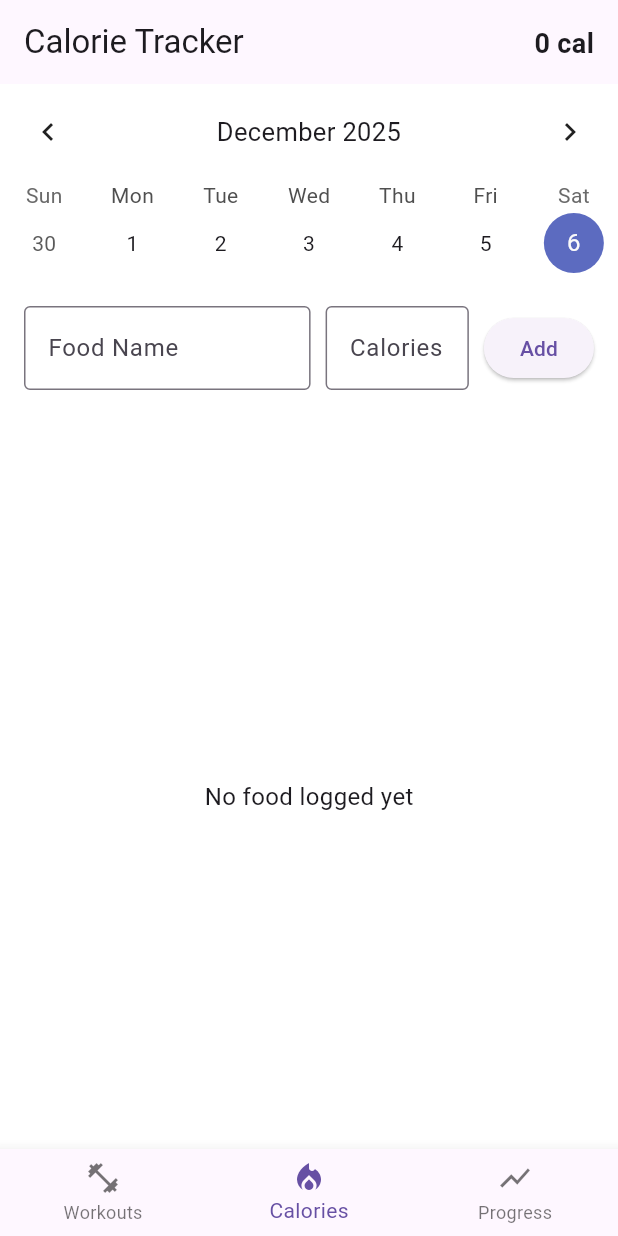
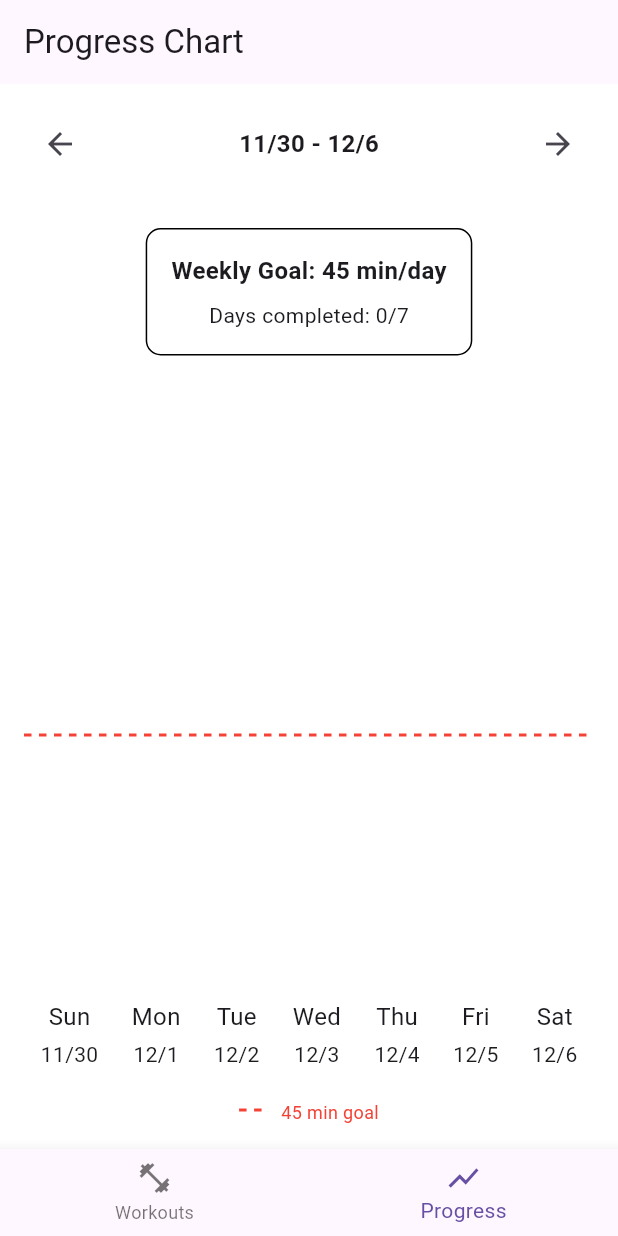
Before and after one commit to vk1hub/Social-Fitness-Tracker, a Flutter app: the screen it shows after launch, swiped to page 2, on a phone screen of 412 x 824 dp. Run offline on Flutter 3.47's test engine with Material 3 defaults, Android fonts, the phone set to English and light mode, and no system bars; drawn by our look-alikes of table_calendar; our stand-ins replace shared_preferences.

Commit message:
Removed calorie screen, preset routines, and local notifications

```diff
--- a/lib/calorie_screen.dart
+++ /dev/null
@@ -1,260 +0,0 @@
-import 'package:flutter/material.dart';
-import 'package:table_calendar/table_calendar.dart';
-import 'package:shared_preferences/shared_preferences.dart';
-
-class CalorieScreen extends StatefulWidget {
-  @override
-  CalorieScreenState createState() => CalorieScreenState();
-}
-
-class CalorieScreenState extends State<CalorieScreen> {
-
-  TextEditingController foodController = TextEditingController();
-  TextEditingController caloriesController = TextEditingController();
-
-  List<Map<String, dynamic>> foods = [];
-
-  // calender state
-  DateTime selectedDate = DateTime.now();
-  DateTime focusedDate = DateTime.now();
-
-  @override
-  void initState() {
-    super.initState();
-    loadFoods();
-  }
-
-  void loadFoods() async {
-    SharedPreferences prefs = await SharedPreferences.getInstance();
-
-    List<String>? foodNames = prefs.getStringList('food_names');
-    List<String>? foodCalories = prefs.getStringList('food_calories');
-    List<String>? foodDates = prefs.getStringList('food_dates');
-
-    if (foodNames == null || foodCalories == null || foodDates == null) {
-      return;
-    }
-
-    // creates the foods list
-    List<Map<String, dynamic>> loadedFoods = [];
-    for (int i = 0; i < foodNames.length; i++) {
-      loadedFoods.add({
-        'name': foodNames[i],
-        'calories': int.parse(foodCalories[i]),
-        'date': DateTime.parse(foodDates[i]),
-      });
-    }
-
-    setState(() {
-      foods = loadedFoods;
-    });
-  }
-
-  void saveFoods() async {
-    SharedPreferences prefs = await SharedPreferences.getInstance();
-
-    List<String> foodNames = [];
-    List<String> foodCalories = [];
-    List<String> foodDates = [];
-
-    for (int i = 0; i < foods.length; i++) {
-      foodNames.add(foods[i]['name']);
-      foodCalories.add(foods[i]['calories'].toString());
-      foodDates.add((foods[i]['date'] as DateTime).toString());
-    }
-    await prefs.setStringList('food_names', foodNames);
-    await prefs.setStringList('food_calories', foodCalories);
-    await prefs.setStringList('food_dates', foodDates);
-  }
-
-  // calculate total calories for selected date
-  int getTotalCalories() {
-    int total = 0;
-    for (int i = 0; i < foods.length; i++) {
-      DateTime foodDate = foods[i]['date'];
-      if (foodDate.year == selectedDate.year &&
-          foodDate.month == selectedDate.month &&
-          foodDate.day == selectedDate.day) {
-        total += foods[i]['calories'] as int;
-      }
-    }
-    return total;
-  }
-
-  // get foods for selected date
-  List<Map<String, dynamic>> getFoodsForSelectedDate() {
-    List<Map<String, dynamic>> todaysFoods = [];
-    for (int i = 0; i < foods.length; i++) {
-      DateTime foodDate = foods[i]['date'];
-      if (foodDate.year == selectedDate.year &&
-          foodDate.month == selectedDate.month &&
-          foodDate.day == selectedDate.day) {
-        todaysFoods.add(foods[i]);
-      }
-    }
-    return todaysFoods;
-  }
-
-  // add food function
-  void addFood() {
-    if (foodController.text.isEmpty || caloriesController.text.isEmpty) {
-      ScaffoldMessenger.of(context).showSnackBar(
-        SnackBar(content: Text('Please fill in all fields')),
-      );
-      return;
-    }
-
-    setState(() {
-      foods.add({
-        'name': foodController.text,
-        'calories': int.parse(caloriesController.text),
-        'date': selectedDate,
-      });
-
-      foodController.clear();
-      caloriesController.clear();
-    });
-    saveFoods();
-  }
-
-  // remove food function
-  void removeFood(int index) {
-    setState(() {
-      Map<String, dynamic> foodToRemove = getFoodsForSelectedDate()[index];
-      foods.remove(foodToRemove);
-    });
-    saveFoods();
-  }
-
-  @override
-  Widget build(BuildContext context) {
-    int totalCalories = getTotalCalories();
-    List<Map<String, dynamic>> todaysFoods = getFoodsForSelectedDate();
-
-    return Scaffold(
-      appBar: AppBar(
-        title: Text('Calorie Tracker'),
-        actions: [
-          Padding(
-            padding: EdgeInsets.all(16),
-            child: Center(
-              child: Text(
-                '$totalCalories cal',
-                style: TextStyle(fontSize: 18, fontWeight: FontWeight.bold),
-              ),
-            ),
-          ),
-        ],
-      ),
-      body: Column(
-        children: [
-
-          // calendar widget
-          TableCalendar(
-            firstDay: DateTime.utc(2025, 1, 1),
-            lastDay: DateTime.utc(2030, 1, 1),
-            focusedDay: focusedDate,
-            selectedDayPredicate: (day) {
-              return isSameDay(selectedDate, day);
-            },
-            onDaySelected: (selectedDay, focusedDay) {
-              setState(() {
-                selectedDate = selectedDay;
-                focusedDate = focusedDay;
-              });
-            },
-            calendarFormat: CalendarFormat.week,
-            headerStyle: HeaderStyle(
-              formatButtonVisible: false,
-              titleCentered: true,
-            ),
-          ),
-
-          Padding(
-            padding: EdgeInsets.all(16),
-            child: Row(
-              children: [
-                // food input
-                Expanded(
-                  flex: 2,
-                  child: TextField(
-                    controller: foodController,
-                    decoration: InputDecoration(
-                      labelText: 'Food Name',
-                      border: OutlineInputBorder(),
-                    ),
-                  ),
-                ),
-                SizedBox(width: 10),
-                // calories input
-                Expanded(
-                  child: TextField(
-                    controller: caloriesController,
-                    keyboardType: TextInputType.number,
-                    decoration: InputDecoration(
-                      labelText: 'Calories',
-                      border: OutlineInputBorder(),
-                    ),
-                  ),
-                ),
-                SizedBox(width: 10),
-                ElevatedButton(
-                  onPressed: addFood,
-                  child: Text('Add'),
-                ),
-              ],
-            ),
-          ),
-
-          // Food list section
-          Expanded(
-            child: todaysFoods.isEmpty
-                ? Center(
-                    child: Column(
-                      mainAxisAlignment: MainAxisAlignment.center,
-                      children: [
-                        SizedBox(height: 20),
-                        Text(
-                          'No food logged yet',
-                          style: TextStyle(fontSize: 16),
-                        ),
-                      ],
-                    ),
-                  )
-                : ListView.builder(
-                    padding: EdgeInsets.all(16),
-                    itemCount: todaysFoods.length,
-                    itemBuilder: (context, index) {
-                      return Card(
-                        margin: EdgeInsets.only(bottom: 12),
-                        child: ListTile(
-                          title: Text(
-                            todaysFoods[index]['name'],
-                            style: TextStyle(fontWeight: FontWeight.bold),
-                          ),
-                          trailing: Row(
-                            mainAxisSize: MainAxisSize.min,
-                            children: [
-                              Text(
-                                '${todaysFoods[index]['calories']} cal',
-                                style: TextStyle(
-                                  fontSize: 16,
-                                ),
-                              ),
-                              SizedBox(width: 10),
-                              IconButton(
-                                icon: Icon(Icons.delete),
-                                onPressed: () => removeFood(index),
-                              ),
-                            ],
-                          ),
-                        ),
-                      );
-                    },
-                  ),
-          ),
-        ],
-      ),
-    );
-  }
-}
--- a/lib/home_screen.dart
+++ b/lib/home_screen.dart
@@ -1,10 +1,8 @@
 import 'package:flutter/material.dart';
-import 'calorie_screen.dart';
 import 'chart_screen.dart';
 import 'workout_screen.dart';
 import 'workout_model.dart';
 import 'package:shared_preferences/shared_preferences.dart';
-import 'notification_helper.dart';
 
 class MyHomePage extends StatefulWidget {
   @override
@@ -23,7 +21,6 @@ class MyHomePageState extends State<MyHomePage> {
   @override
   void initState() {
     super.initState();
-    NotificationHelper.setup();
     loadWorkouts();
   }
 
@@ -92,7 +89,6 @@ class MyHomePageState extends State<MyHomePage> {
       workouts.add(workout);
     });
     saveWorkouts();
-    NotificationHelper.checkWorkout(workouts);
   }
 
   @override
@@ -100,7 +96,6 @@ class MyHomePageState extends State<MyHomePage> {
     // list of screens - pass workouts to all screens that need it
     final List<Widget> screens = [
       WorkoutScreen(workouts: workouts, onAddWorkout: addWorkout, onDeleteWorkout: saveWorkouts),
-      CalorieScreen(),
       ChartScreen(workouts: workouts),
     ];
 
@@ -131,10 +126,6 @@ class MyHomePageState extends State<MyHomePage> {
             label: 'Workouts',
           ),
           BottomNavigationBarItem(
-            icon: Icon(Icons.local_fire_department),
-            label: 'Calories',
-          ),
-          BottomNavigationBarItem(
             icon: Icon(Icons.show_chart),
             label: 'Progress',
           ),
--- a/lib/notification_helper.dart
+++ /dev/null
@@ -1,94 +0,0 @@
-import 'workout_model.dart';
-import 'package:flutter_local_notifications/flutter_local_notifications.dart';
-
-class NotificationHelper {
-  static final FlutterLocalNotificationsPlugin notifications =
-      FlutterLocalNotificationsPlugin();
-
-  static Future<void> setup() async {
-    const AndroidInitializationSettings android = AndroidInitializationSettings('@mipmap/ic_launcher');
-    const InitializationSettings settings = InitializationSettings(android: android);
-
-    await notifications.initialize(settings);
-    await notifications
-        .resolvePlatformSpecificImplementation<AndroidFlutterLocalNotificationsPlugin>()
-        ?.requestNotificationsPermission();
-
-    const AndroidNotificationChannel channel = AndroidNotificationChannel(
-      'workout_channel',
-      'Workout Notifications',
-    );
-
-    await notifications
-        .resolvePlatformSpecificImplementation<AndroidFlutterLocalNotificationsPlugin>()
-        ?.createNotificationChannel(channel);
-  }
-
-  static Future<void> show(String title, String message) async {
-    const AndroidNotificationDetails android = AndroidNotificationDetails(
-      'workout_channel',
-      'Workout Notifications',
-    );
-
-    const NotificationDetails details = NotificationDetails(android: android);
-    await notifications.show(0, title, message, details);
-  }
-
-  // Calculate total workout time for a specific day
-  static void checkWorkout(List<WorkoutModel> workouts) {
-    DateTime today = DateTime.now();
-    double totalTime = 0;
-
-    for (int i = 0; i < workouts.length; i++) {
-      if (workouts[i].date.year == today.year &&
-          workouts[i].date.month == today.month &&
-          workouts[i].date.day == today.day) {
-        String details = workouts[i].details;
-
-
-        // get time from workout details
-        if (details.contains('Time:')) {
-          String timeStr = details.split('Time:')[1].split('\n')[0].trim();
-          totalTime += double.tryParse(timeStr.split(' ')[0]) ?? 0;
-        }
-
-        // get total time from weight training details
-        else if (details.contains('Total Time:')) {
-          String timeStr = details.split('Total Time:')[1].trim();
-          totalTime += double.tryParse(timeStr.split(' ')[0]) ?? 0;
-        }
-      }
-    }
-
-    if (totalTime >= 45) {
-      show('Daily Goal Achieved!', 'Great job today, you hit the 45-min daily goal. Keep grinding!!');
-      checkStreak(workouts);
-    } else {
-      int remaining = (45 - totalTime).toInt();
-      show('Keep Going!', 'You have $remaining minutes left to hit todays workout goal, you got this!');
-    }
-  }
-
-  static void checkStreak(List<WorkoutModel> workouts) {
-    DateTime today = DateTime.now();
-
-    // checking if worked out 7 days in a row
-    for (int day = 0; day < 7; day++) {
-      DateTime checkDate = today.subtract(Duration(days: day));
-      bool found = false;
-
-      for (int i = 0; i < workouts.length; i++) {
-        if (workouts[i].date.year == checkDate.year &&
-            workouts[i].date.month == checkDate.month &&
-            workouts[i].date.day == checkDate.day) {
-          found = true;
-          break;
-        }
-      }
-
-      if (!found) return;
-    }
-
-    show('INCREDIBLE STREAK!', 'U crushed it this week! 7 days in a row? Consistency like that will pay off!');
-  }
-}
--- a/pubspec.yaml
+++ b/pubspec.yaml
@@ -32,7 +32,7 @@ dependencies:
     sdk: flutter
   table_calendar: ^3.0.9
   shared_preferences: ^2.2.2
-  flutter_local_notifications: ^19.5.0
+
 
   # The following adds the Cupertino Icons font to your application.
   # Use with the CupertinoIcons class for iOS style icons.
```
Also changed, not shown: lib/preset_routines.dart (deleted, +0 -131 lines), lib/workout_screen.dart (+0 -18 lines), pubspec.lock, 2 other files.
